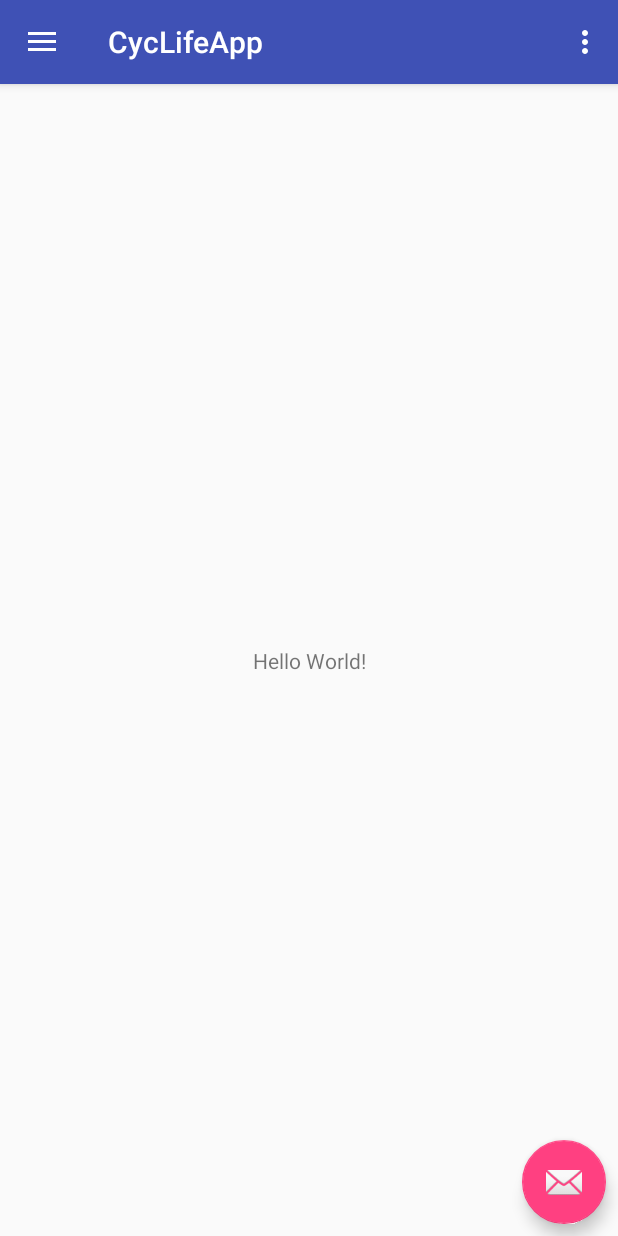
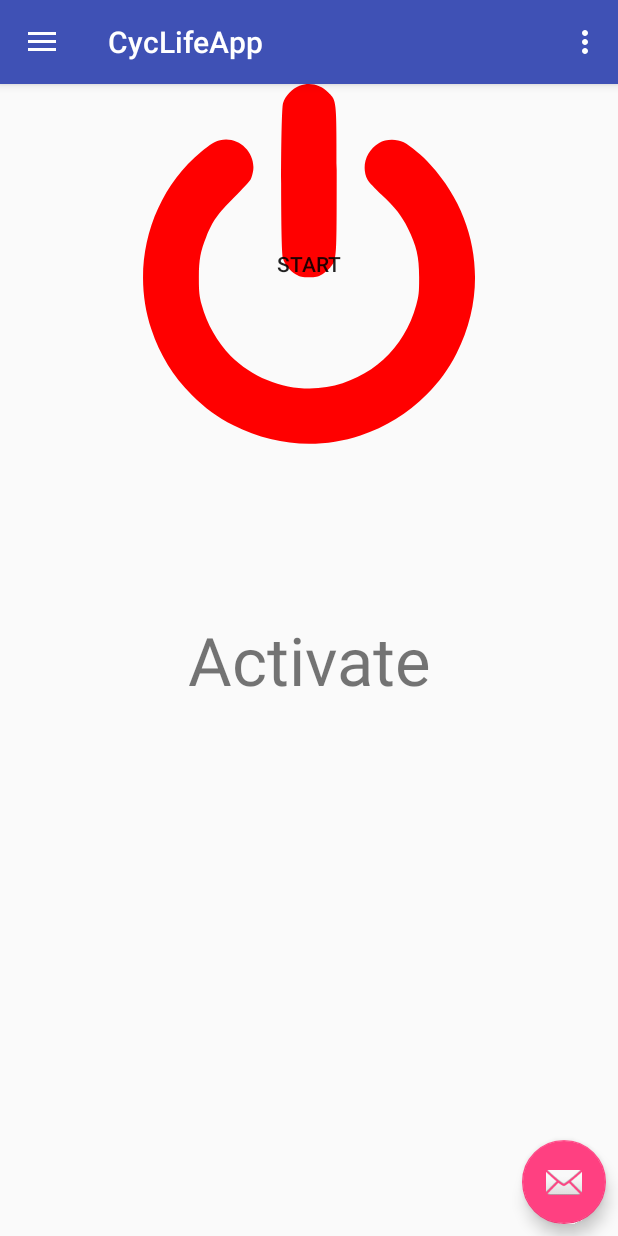
Before and after one commit to emayer2/CycLife, an Android app: the screen it shows after launch (MainActivity), on a phone screen of 412 x 824 dp. Run offline under Robolectric (Android 15) with nearby library versions, the phone set to English and light mode, and no system bars.

Commit message:
changes as of 4/20

```diff
--- a/App/app/src/main/java/edu/uw/cyclife/cyclifeapp/MainActivity.java
+++ b/App/app/src/main/java/edu/uw/cyclife/cyclifeapp/MainActivity.java
@@ -7,8 +7,9 @@ import android.content.BroadcastReceiver;
 import android.content.Context;
 import android.content.Intent;
 import android.content.IntentFilter;
+import android.content.pm.PackageManager;
+import android.graphics.drawable.Drawable;
 import android.location.LocationManager;
-import android.media.audiofx.BassBoost;
 import android.net.Uri;
 import android.os.Bundle;
 import android.support.design.widget.FloatingActionButton;
@@ -25,15 +26,12 @@ import android.view.Menu;
 import android.view.MenuItem;
 import android.view.View;
 import android.widget.ArrayAdapter;
+import android.widget.Button;
 import android.widget.ListView;
 import android.widget.TextView;
-import android.content.pm.PackageManager;
 
 import java.util.HashSet;
 import java.util.Set;
-
-import static java.security.AccessController.getContext;
-
 
 public class MainActivity extends AppCompatActivity
         implements NavigationView.OnNavigationItemSelectedListener {
@@ -42,6 +40,10 @@ public class MainActivity extends AppCompatActivity
     private Set<BluetoothDevice> pairedDevices;
     private ArrayAdapter<String> deviceList;
     private ListView deviceListView;
+    private boolean isMainButtonRed = true;
+
+    // UUID For Bluetooth
+    private final String BT_UUID =  "00001101-0000-1000-8000-00805F9B34FB";
 
     private final BroadcastReceiver mReceiver = new BroadcastReceiver() {
         @Override
@@ -95,6 +97,25 @@ public class MainActivity extends AppCompatActivity
 
         NavigationView navigationView = (NavigationView) findViewById(R.id.nav_view);
         navigationView.setNavigationItemSelectedListener(this);
+
+        final Button button = (Button) findViewById(R.id.main_button);
+        button.setOnClickListener(new View.OnClickListener() {
+            public void onClick(View v) {
+                if (isMainButtonRed) {
+                    // Switch to green
+                    findViewById(R.id.main_button).setBackgroundResource(R.drawable.power_button_green);
+                    ((TextView) findViewById(R.id.main_text))
+                            .setText("Deactivate");
+                } else {
+                    findViewById(R.id.main_button).setBackgroundResource(R.drawable.power_button_red);
+                    ((TextView) findViewById(R.id.main_text))
+                            .setText("Activate");
+                }
+                isMainButtonRed = !isMainButtonRed;
+
+                // TODO: Start bluetooth, start connection, run
+            }
+        });
 
         deviceListView = (ListView) findViewById(R.id.bt_list);
         deviceList = new ArrayAdapter<>(this, android.R.layout.simple_list_item_1);
--- /dev/null
+++ b/App/app/src/main/res/drawable/power_button_green.xml
@@ -0,0 +1,8 @@
+<?xml version="1.0" encoding="utf-8"?>
+<vector android:height="240dp" android:viewportHeight="338.0"
+    android:viewportWidth="338.0" android:width="240dp" xmlns:android="http://schemas.android.com/apk/res/android">
+    <path android:fillColor="#00ff00" android:id="@+id/b1"
+        android:pathData="M160.1,1.7c-6.5,2.3 -13.6,9.8 -15.5,16.4 -2.3,7.7 -2.4,137.8 -0.1,145.5 1.8,6.1 6.2,11.6 12.3,15.2 4,2.3 5.8,2.7 12.2,2.7 6.4,0 8.2,-0.4 12.2,-2.7 2.5,-1.6 6,-4.5 7.8,-6.5 6,-7.4 6,-6.9 6,-81.3 0,-77.4 0.2,-74.9 -7.9,-83 -7.5,-7.5 -17.2,-9.8 -27,-6.3z" android:strokeColor="#00000000"/>
+    <path android:fillColor="#00ff00" android:id="@+id/b2"
+        android:pathData="M85.5,52.9c-5,1.2 -9.6,4.1 -17.7,10.8 -47.8,39.7 -66.7,107.1 -46.8,166.6 8,24 20.4,44.1 38,61.7 12.3,12.3 23.8,20.7 39,28.5 37.6,19.2 79.9,22.6 119.3,9.5 23.9,-8 44.1,-20.4 61.7,-38 12.3,-12.3 20.7,-23.8 28.5,-39 30.1,-59 20.6,-128 -24.5,-177.3 -7.4,-8.1 -19,-17.7 -25.1,-20.9 -6.6,-3.4 -16.8,-3.2 -23.1,0.5 -12.3,7.2 -17.1,22.5 -10.8,34.6 1,2 7.1,8.5 13.4,14.4 12.7,11.9 18.4,19.1 24.4,31.2 8.3,16.8 10.7,27.1 10.6,47 0,13.2 -0.3,16.2 -2.7,25 -11.1,40.7 -42.8,69.8 -84.1,77.1 -31.6,5.5 -66.7,-5.9 -90.1,-29.3 -12.2,-12.2 -22.5,-30.2 -27.2,-47.8 -2.3,-8.7 -2.7,-12 -2.7,-25 -0.1,-17 1.4,-25.2 6.9,-38.9 6.2,-15.3 10.9,-22 26.1,-37.1 7.8,-7.7 14.8,-15.4 15.7,-17.1 0.9,-1.7 1.9,-5.3 2.3,-8.1 2.3,-17.4 -14.2,-32.5 -31.1,-28.4z" android:strokeColor="#00000000"/>
+</vector>
--- /dev/null
+++ b/App/app/src/main/res/drawable/power_button_red.xml
@@ -0,0 +1,8 @@
+<?xml version="1.0" encoding="utf-8"?>
+<vector android:height="240dp" android:viewportHeight="338.0"
+    android:viewportWidth="338.0" android:width="240dp" xmlns:android="http://schemas.android.com/apk/res/android">
+    <path android:fillColor="#ff0000" android:id="@+id/b1"
+        android:pathData="M160.1,1.7c-6.5,2.3 -13.6,9.8 -15.5,16.4 -2.3,7.7 -2.4,137.8 -0.1,145.5 1.8,6.1 6.2,11.6 12.3,15.2 4,2.3 5.8,2.7 12.2,2.7 6.4,0 8.2,-0.4 12.2,-2.7 2.5,-1.6 6,-4.5 7.8,-6.5 6,-7.4 6,-6.9 6,-81.3 0,-77.4 0.2,-74.9 -7.9,-83 -7.5,-7.5 -17.2,-9.8 -27,-6.3z" android:strokeColor="#00000000"/>
+    <path android:fillColor="#ff0000" android:id="@+id/b2"
+        android:pathData="M85.5,52.9c-5,1.2 -9.6,4.1 -17.7,10.8 -47.8,39.7 -66.7,107.1 -46.8,166.6 8,24 20.4,44.1 38,61.7 12.3,12.3 23.8,20.7 39,28.5 37.6,19.2 79.9,22.6 119.3,9.5 23.9,-8 44.1,-20.4 61.7,-38 12.3,-12.3 20.7,-23.8 28.5,-39 30.1,-59 20.6,-128 -24.5,-177.3 -7.4,-8.1 -19,-17.7 -25.1,-20.9 -6.6,-3.4 -16.8,-3.2 -23.1,0.5 -12.3,7.2 -17.1,22.5 -10.8,34.6 1,2 7.1,8.5 13.4,14.4 12.7,11.9 18.4,19.1 24.4,31.2 8.3,16.8 10.7,27.1 10.6,47 0,13.2 -0.3,16.2 -2.7,25 -11.1,40.7 -42.8,69.8 -84.1,77.1 -31.6,5.5 -66.7,-5.9 -90.1,-29.3 -12.2,-12.2 -22.5,-30.2 -27.2,-47.8 -2.3,-8.7 -2.7,-12 -2.7,-25 -0.1,-17 1.4,-25.2 6.9,-38.9 6.2,-15.3 10.9,-22 26.1,-37.1 7.8,-7.7 14.8,-15.4 15.7,-17.1 0.9,-1.7 1.9,-5.3 2.3,-8.1 2.3,-17.4 -14.2,-32.5 -31.1,-28.4z" android:strokeColor="#00000000"/>
+</vector>
--- a/App/app/src/main/res/layout/content_main.xml
+++ b/App/app/src/main/res/layout/content_main.xml
@@ -8,11 +8,21 @@
     tools:context="edu.uw.cyclife.cyclifeapp.MainActivity"
     tools:showIn="@layout/app_bar_main">
 
+    <Button
+        android:id="@+id/main_button"
+        android:background="@drawable/power_button_red"
+        android:layout_height="wrap_content"
+        android:layout_width="wrap_content"
+        android:text="Start"
+        android:onClick="Start"
+        app:layout_constraintLeft_toLeftOf="parent"
+        app:layout_constraintRight_toRightOf="parent" />
     <TextView
         android:id="@+id/main_text"
         android:layout_width="wrap_content"
         android:layout_height="wrap_content"
-        android:text="Hello World!"
+        android:text="Activate"
+        android:textSize="20pt"
         app:layout_constraintBottom_toBottomOf="parent"
         app:layout_constraintLeft_toLeftOf="parent"
         app:layout_constraintRight_toRightOf="parent"
```
Also changed, not shown: App/app/src/main/res/drawable/main_button_green.xml (added, +7 -0 lines), App/app/src/main/res/drawable/main_button_red.xml (added, +7 -0 lines), App/app/src/main/res/drawable/power_button_gradient.xml (added, +8 -0 lines), App/app/src/main/res/drawable/powerbutton.jpg (added).
